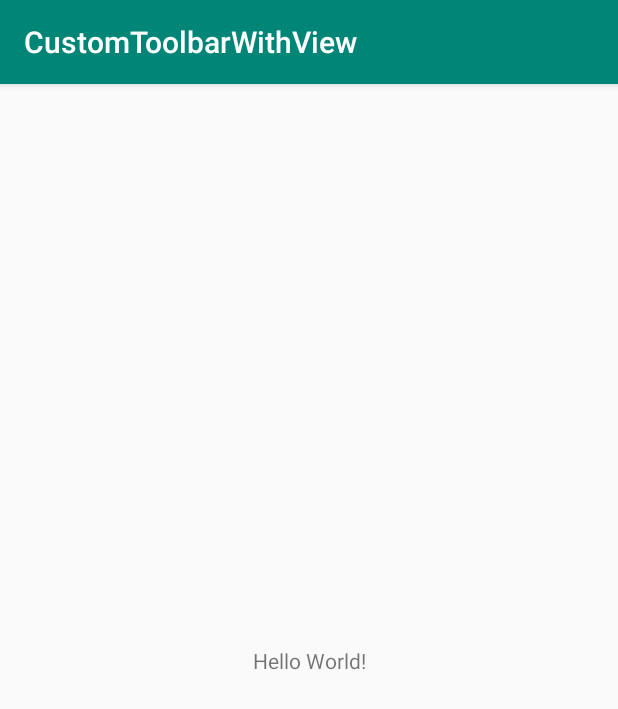
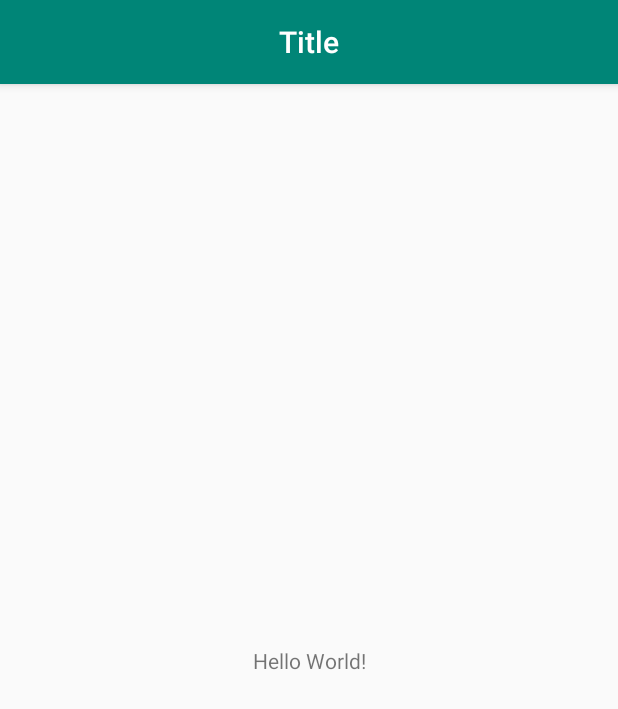
Before and after one commit to Mohiuddin655-DEV/android_toolbar, an Android app: the screen it shows after launch (MainActivity), on a phone screen of 412 x 824 dp. Shown: the top 709 px of the screen. Run offline under Robolectric (Android 15) with nearby library versions, the phone set to English and light mode, and no system bars.

Commit message:
add custom toolbar layout

```diff
--- a/app/src/main/java/com/picon/customtoolbarwithview/MainActivity.java
+++ b/app/src/main/java/com/picon/customtoolbarwithview/MainActivity.java
@@ -1,5 +1,6 @@
 package com.picon.customtoolbarwithview;
 
+import androidx.appcompat.app.ActionBar;
 import androidx.appcompat.app.AppCompatActivity;
 import android.os.Bundle;
 
@@ -9,5 +10,7 @@ public class MainActivity extends AppCompatActivity {
     protected void onCreate(Bundle savedInstanceState) {
         super.onCreate(savedInstanceState);
         setContentView(R.layout.activity_main);
+        getSupportActionBar().setDisplayOptions(ActionBar.DISPLAY_SHOW_CUSTOM);
+        getSupportActionBar().setCustomView(R.layout.layout_action_bar);
     }
 }
--- /dev/null
+++ b/app/src/main/res/layout/layout_action_bar.xml
@@ -0,0 +1,18 @@
+<?xml version="1.0" encoding="utf-8"?>
+<LinearLayout xmlns:android="http://schemas.android.com/apk/res/android"
+    android:layout_width="match_parent"
+    android:layout_height="?attr/actionBarSize"
+    xmlns:tool="http://schemas.android.com/tools"
+    tool:background="@color/colorPrimary"
+    android:gravity="center"
+    android:orientation="vertical">
+
+    <androidx.appcompat.widget.AppCompatTextView
+        android:id="@+id/text_view_toolbar_name"
+        style="@style/TextAppearance.AppCompat.Widget.ActionBar.Title"
+        android:layout_width="wrap_content"
+        android:layout_height="wrap_content"
+        android:text="Title"
+        android:textColor="@android:color/white" />
+
+</LinearLayout>
```
